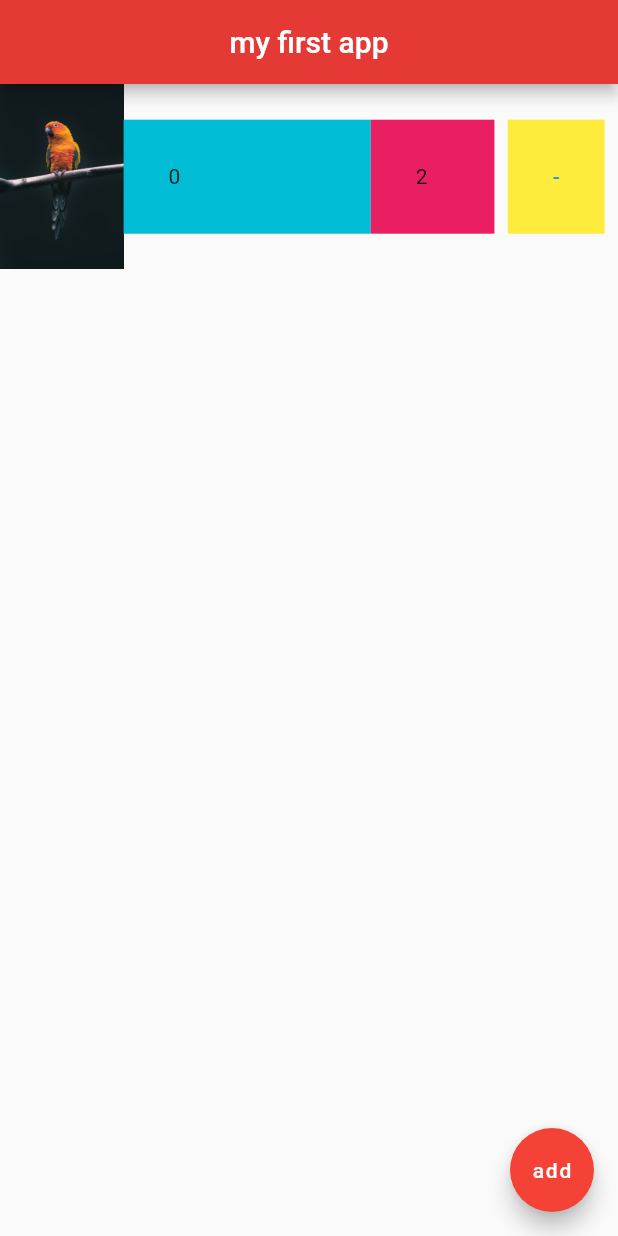
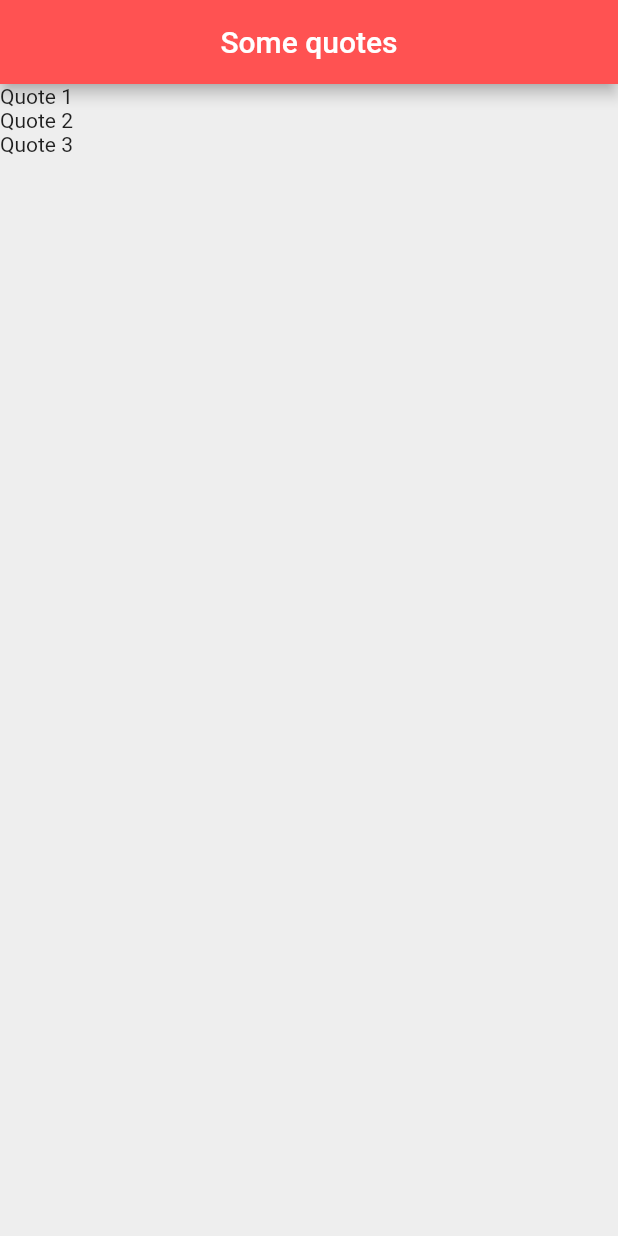
Before and after one commit to hi-ilkin/LearningFlutter, a Flutter app: the screen it shows after launch, on a phone screen of 412 x 824 dp. Run offline on Flutter 3.47's test engine with Material 2 defaults, Android fonts, the phone set to English and light mode, and no system bars.

Commit message:
#17 - Displaying list data with map

```diff
--- a/lib/main.dart
+++ b/lib/main.dart
@@ -1,80 +1,28 @@
 import 'package:flutter/material.dart';
 
-void main() => runApp(MaterialApp(
-      home: Home(),
-    ));
+void main() => runApp(MaterialApp(home: QuoteList()));
 
-class Home extends StatefulWidget {
-  const Home({Key? key}) : super(key: key);
+class QuoteList extends StatefulWidget {
+  const QuoteList({Key? key}) : super(key: key);
 
   @override
-  _HomeState createState() => _HomeState();
+  _QuoteListState createState() => _QuoteListState();
 }
 
-class _HomeState extends State<Home> {
-
-  int count = 0;
+class _QuoteListState extends State<QuoteList> {
+  List<String> quotes = ['Quote 1', 'Quote 2', 'Quote 3'];
 
   @override
   Widget build(BuildContext context) {
     return Scaffold(
-      appBar: AppBar(
-        title: Text('my first app'),
-        backgroundColor: Colors.red[600],
-        centerTitle: true,
-      ),
-
-      body: Row(
-        children: <Widget>[
-          Expanded(
-            flex: 2,
-            child: Image.asset('assets/parrot-1.jpg')
-          ),
-          Expanded(
-            flex: 4,
-            child: Container(
-              padding: EdgeInsets.all(30.0),
-              color: Colors.cyan,
-              child: Text('$count')
-            ),
-          ),
-          Expanded(
-            flex: 2,
-            child: Container(
-              padding: EdgeInsets.all(30),
-              color: Colors.pink,
-              child: Text('2'),
-            ),
-          ),
-          Expanded(
-            flex: 2,
-            child: TextButton(
-              onPressed: () {
-                setState(() {
-                  count -= 1;
-                });
-              },
-                child: Container(
-                  padding: EdgeInsets.all(30.0),
-                  color: Colors.yellow,
-                  child: Text('-'),
-            ),
-            )
-
-
-          )
-        ],
-
-      ),
-      floatingActionButton: FloatingActionButton(
-        child: Text('add'),
-        backgroundColor: Colors.red,
-        onPressed: () => {
-          setState(() {
-            count += 1;
-          })
-        },
-      ),
-    );
+        backgroundColor: Colors.grey[200],
+        appBar: AppBar(
+          title: Text('Some quotes'),
+          centerTitle: true,
+          backgroundColor: Colors.redAccent,
+        ),
+        body: Column(
+          children: quotes.map((quote) => Text(quote)).toList(),
+        ));
   }
 }
```
